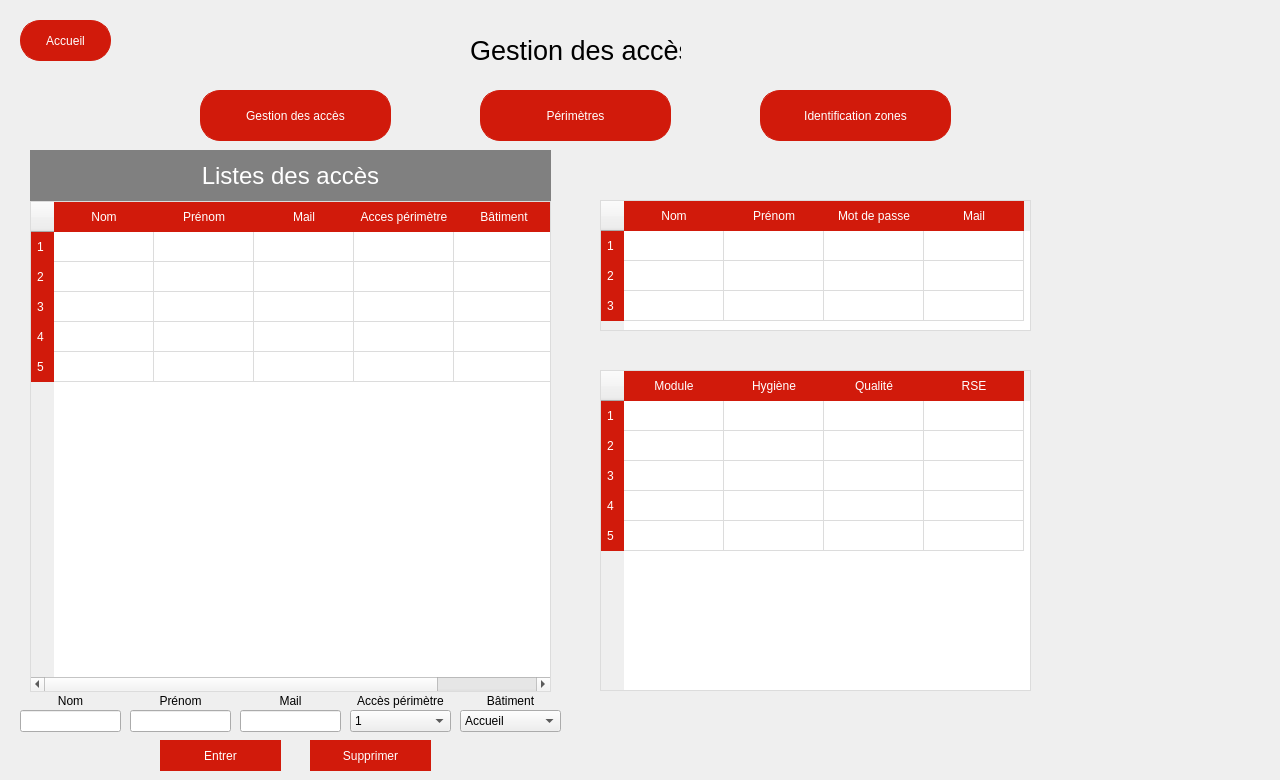
simzrch/Projet_Entremont, file Projet_Ajour/gestion.ui: the form before one commit.
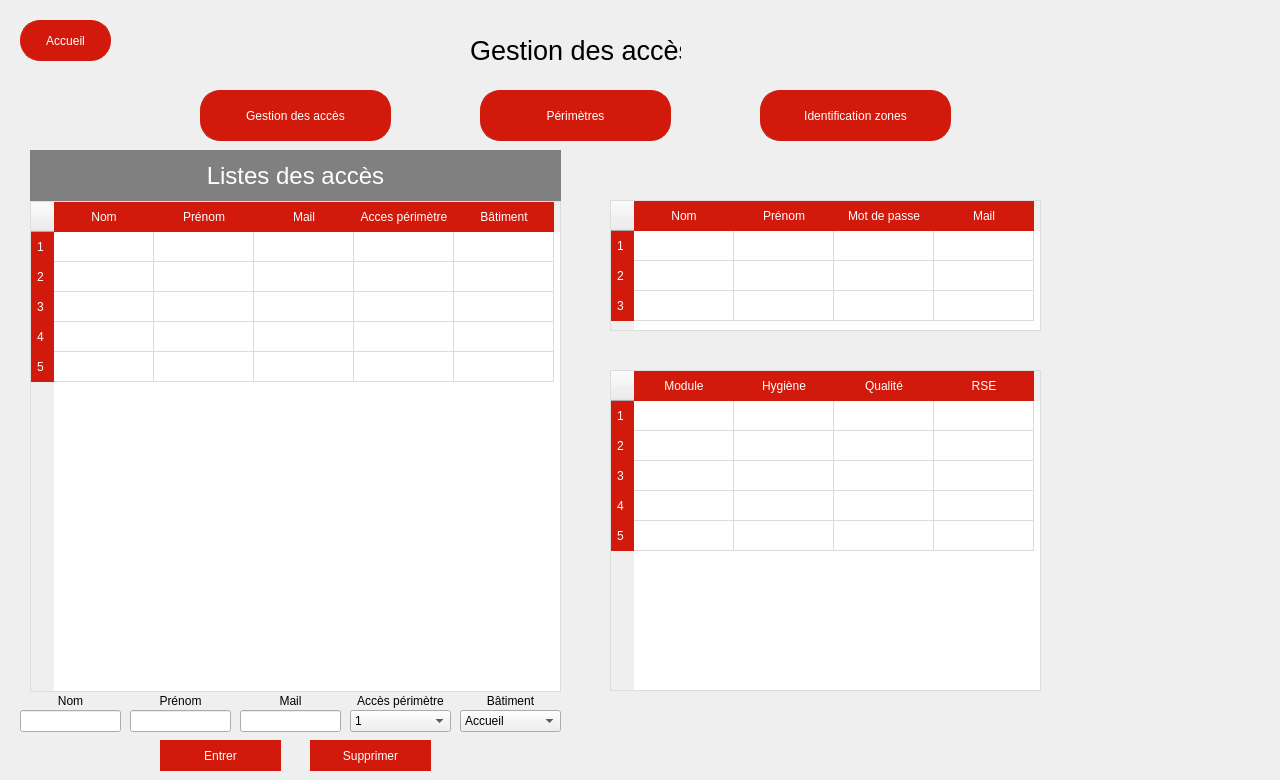
The form after the commit.

Patch:
```diff
--- a/Projet_Ajour/gestion.ui
+++ b/Projet_Ajour/gestion.ui
@@ -148,7 +148,7 @@
     <rect>
      <x>30</x>
      <y>150</y>
-     <width>521</width>
+     <width>531</width>
      <height>51</height>
     </rect>
    </property>
@@ -180,7 +180,7 @@
     <rect>
      <x>30</x>
      <y>201</y>
-     <width>521</width>
+     <width>531</width>
      <height>491</height>
     </rect>
    </property>
@@ -318,7 +318,7 @@
   <widget class="QTableWidget" name="tableWidgetNouv">
    <property name="geometry">
     <rect>
-     <x>600</x>
+     <x>610</x>
      <y>200</y>
      <width>431</width>
      <height>131</height>
@@ -354,7 +354,7 @@
   <widget class="QTableWidget" name="tableWidgetModule">
    <property name="geometry">
     <rect>
-     <x>600</x>
+     <x>610</x>
      <y>370</y>
      <width>431</width>
      <height>321</height>
```
